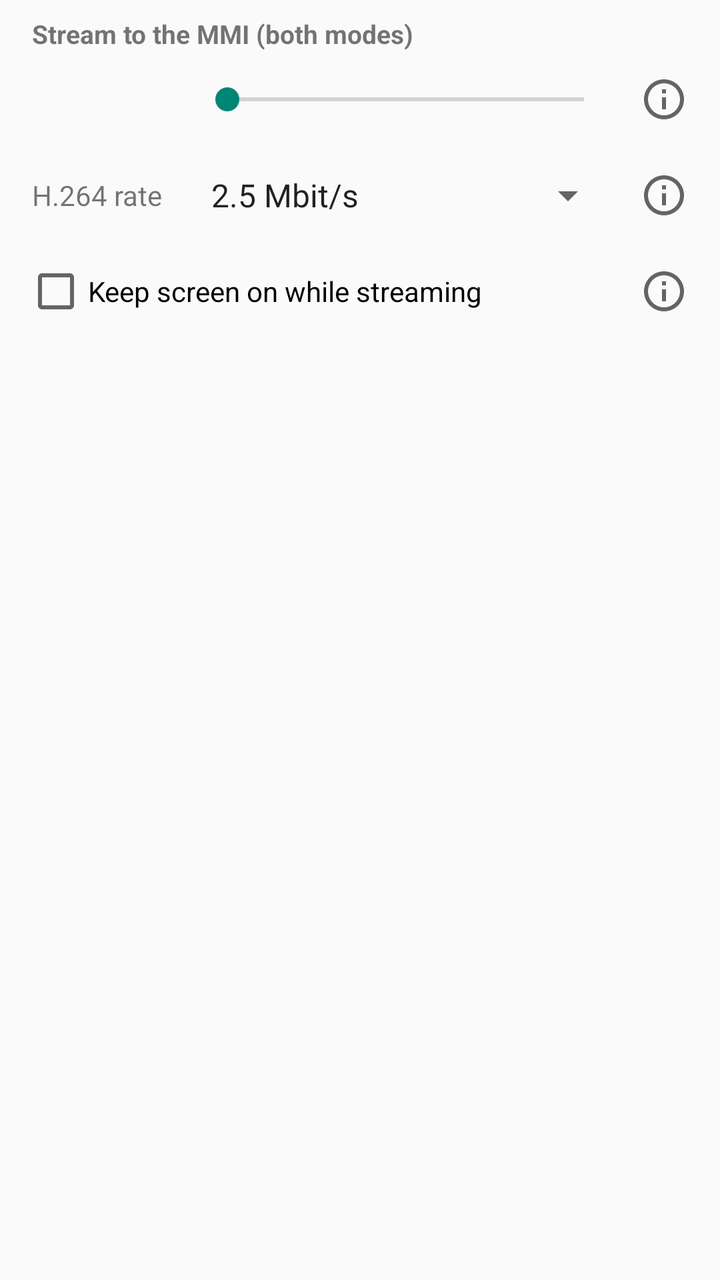
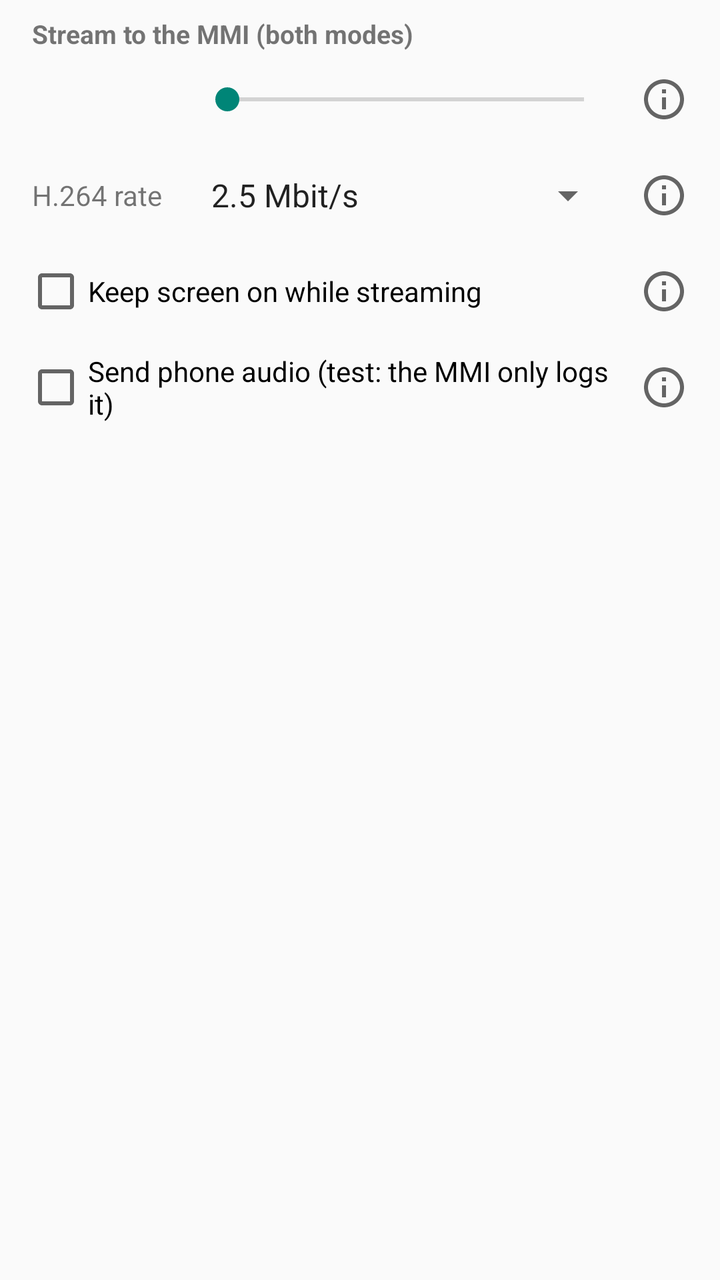

Two renders of the same Android screen: before a commit and after it. Below are the layout's source before the change and the commit's diff.
<!-- AndroidManifest.xml: application theme android:Theme.Material.Light.DarkActionBar -->
<!-- res/layout/stream_options.xml -->
<?xml version="1.0" encoding="utf-8"?>
<LinearLayout xmlns:android="http://schemas.android.com/apk/res/android"
    android:layout_width="match_parent"
    android:layout_height="wrap_content"
    android:orientation="vertical">

    <TextView
        android:layout_width="match_parent"
        android:layout_height="wrap_content"
        android:paddingStart="16dp"
        android:paddingTop="8dp"
        android:paddingEnd="16dp"
        android:text="@string/stream_options"
        android:textSize="13sp"
        android:textStyle="bold" />

    <LinearLayout style="@style/OptionRow">

        <TextView
            android:id="@+id/fps_label"
            android:layout_width="wrap_content"
            android:layout_height="wrap_content"
            android:minEms="5"
            android:textSize="14sp" />

        <SeekBar
            android:id="@+id/fps"
            android:layout_width="0dp"
            android:layout_height="wrap_content"
            android:layout_weight="1" />

        <ImageButton
            android:id="@+id/info_fps"
            style="@style/InfoButton" />
    </LinearLayout>

    <LinearLayout style="@style/OptionRow">

        <TextView
            android:layout_width="wrap_content"
            android:layout_height="wrap_content"
            android:minEms="5"
            android:text="@string/bit_rate"
            android:textSize="14sp" />

        <Spinner
            android:id="@+id/bit_rate"
            android:layout_width="0dp"
            android:layout_height="wrap_content"
            android:layout_weight="1"
            android:entries="@array/bit_rates" />

        <ImageButton
            android:id="@+id/info_bit_rate"
            style="@style/InfoButton" />
    </LinearLayout>

    <LinearLayout
        style="@style/OptionRow"
        android:paddingStart="12dp">

        <CheckBox
            android:id="@+id/keep_screen_on"
            android:layout_width="0dp"
            android:layout_height="wrap_content"
            android:layout_weight="1"
            android:text="@string/keep_screen_on" />

        <ImageButton
            android:id="@+id/info_keep_screen_on"
            style="@style/InfoButton" />
    </LinearLayout>
</LinearLayout>
<!-- resources referenced by this layout -->
<resources>
  <string-array name="bit_rates">
          <item>2.5 Mbit/s</item>
          <item>4 Mbit/s</item>
          <item>6 Mbit/s</item>
      </string-array>
  <string name="bit_rate">H.264 rate</string>
  <string name="keep_screen_on">Keep screen on while streaming</string>
  <string name="stream_options">Stream to the MMI (both modes)</string>
  <style name="InfoButton">
          <item name="android:layout_width">48dp</item>
          <item name="android:layout_height">48dp</item>
          <item name="android:background">?android:attr/selectableItemBackgroundBorderless</item>
          <item name="android:padding">12dp</item>
          <item name="android:src">@drawable/ic_info</item>
      </style>
  <style name="OptionRow">
          <item name="android:layout_width">match_parent</item>
          <item name="android:layout_height">wrap_content</item>
          <item name="android:gravity">center_vertical</item>
          <item name="android:orientation">horizontal</item>
          <item name="android:paddingStart">16dp</item>
          <item name="android:paddingEnd">4dp</item>
      </style>
  <!-- drawable ic_info (drawable) -->
  <?xml version="1.0" encoding="utf-8"?>
  <vector xmlns:android="http://schemas.android.com/apk/res/android"
      android:width="24dp"
      android:height="24dp"
      android:tint="?android:attr/textColorSecondary"
      android:viewportWidth="24"
      android:viewportHeight="24">
      <path
          android:fillColor="#FFFFFFFF"
          android:pathData="M11,7h2v2h-2zM11,11h2v6h-2zM12,2C6.48,2 2,6.48 2,12s4.48,10 10,10 10,-4.48 10,-10S17.52,2 12,2zM12,20c-4.41,0 -8,-3.59 -8,-8s3.59,-8 8,-8 8,3.59 8,8 -3.59,8 -8,8z" />
  </vector>
</resources>

<!-- the commit's change to res/layout/stream_options.xml (unified diff, before → after) -->
@@ -70,4 +70,20 @@
             android:id="@+id/info_keep_screen_on"
             style="@style/InfoButton" />
     </LinearLayout>
+
+    <LinearLayout
+        style="@style/OptionRow"
+        android:paddingStart="12dp">
+
+        <CheckBox
+            android:id="@+id/send_audio"
+            android:layout_width="0dp"
+            android:layout_height="wrap_content"
+            android:layout_weight="1"
+            android:text="@string/send_audio" />
+
+        <ImageButton
+            android:id="@+id/info_send_audio"
+            style="@style/InfoButton" />
+    </LinearLayout>
 </LinearLayout>
<!-- resource entries referenced after the edit -->
@@ -7,6 +7,7 @@
       </string-array>
   <string name="bit_rate">H.264 rate</string>
   <string name="keep_screen_on">Keep screen on while streaming</string>
+  <string name="send_audio">Send phone audio (test: the MMI only logs it)</string>
   <string name="stream_options">Stream to the MMI (both modes)</string>
   <style name="InfoButton">
           <item name="android:layout_width">48dp</item>
